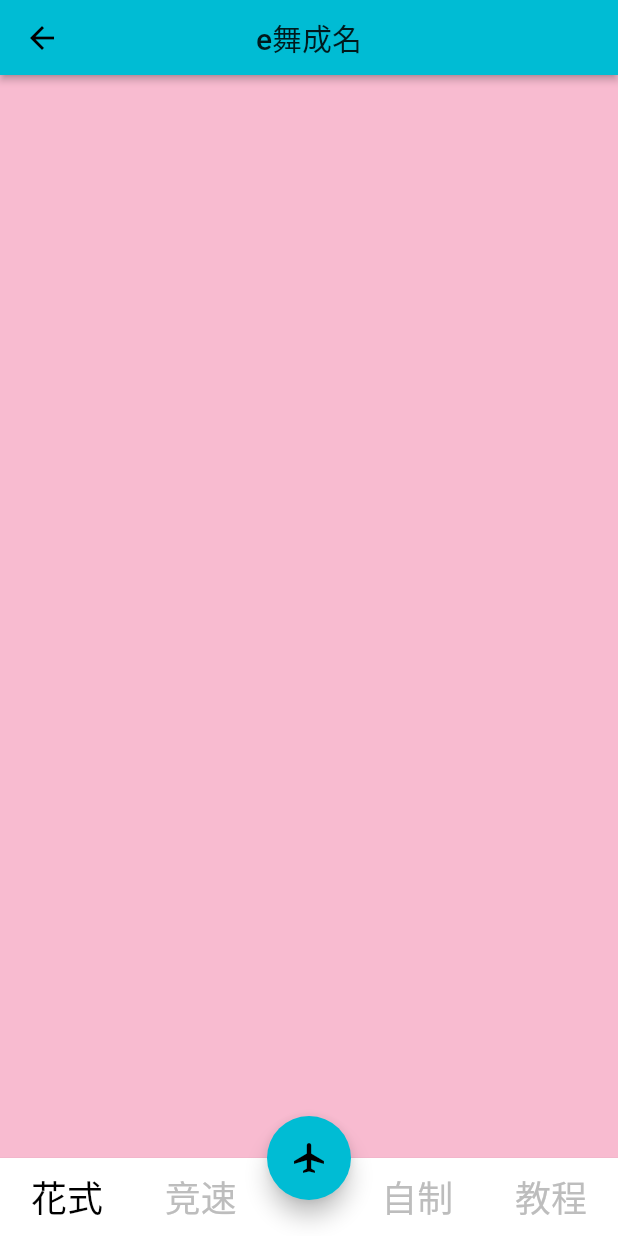
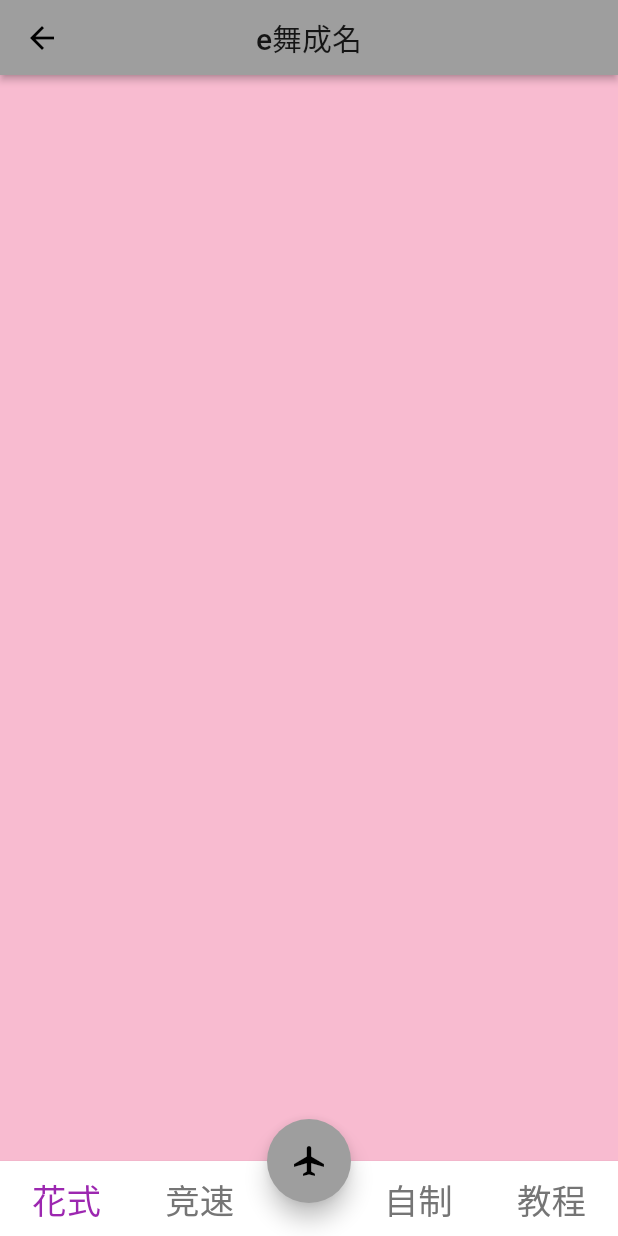
Before and after one commit to candbright/demo-flutter, a Flutter app: the screen it shows after launch, on a phone screen of 412 x 824 dp. Run offline on Flutter 3.47's test engine with Material 2 defaults, Android fonts, the phone set to English and light mode, and no system bars; Roboto replaces fonts that are missing (zixin).

Commit message:
version 1.0

```diff
--- a/lib/home/HomeBottomAppBar.dart
+++ b/lib/home/HomeBottomAppBar.dart
@@ -128,9 +128,9 @@ class _HomeBottomNavigationBarState extends State<HomeBottomAppBar> {
             Text(
               info[i],
               style: TextStyle(
-                  color: active?Colors.black:Colors.grey[400],
-                  fontSize: 24,
-                  fontFamily:'zixin',
+                color: active?Colors.purple:Colors.grey[600],
+                fontFamily:'zixin',
+                fontSize: 23,
               ),
             ),
           ]
--- a/lib/main.dart
+++ b/lib/main.dart
@@ -14,7 +14,7 @@ class MyApp extends StatelessWidget {
     return MaterialApp(
       title: 'Flutter Demo',
       theme: ThemeData(
-        primarySwatch: Colors.cyan,
+        primarySwatch: Colors.grey,
       ),
       home: Home(),
     );
```
